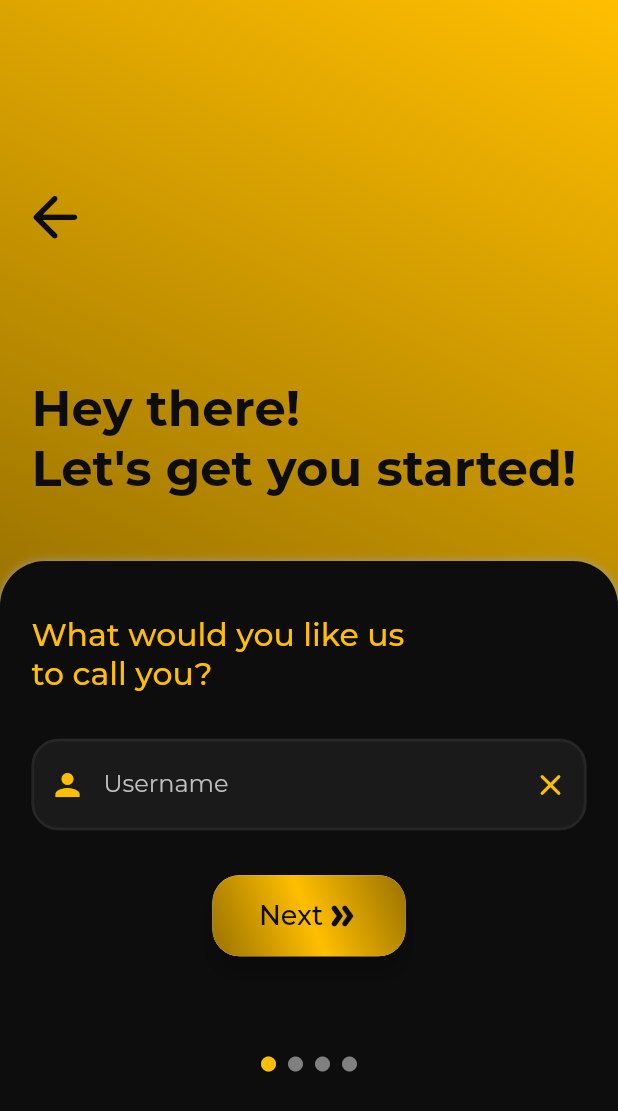
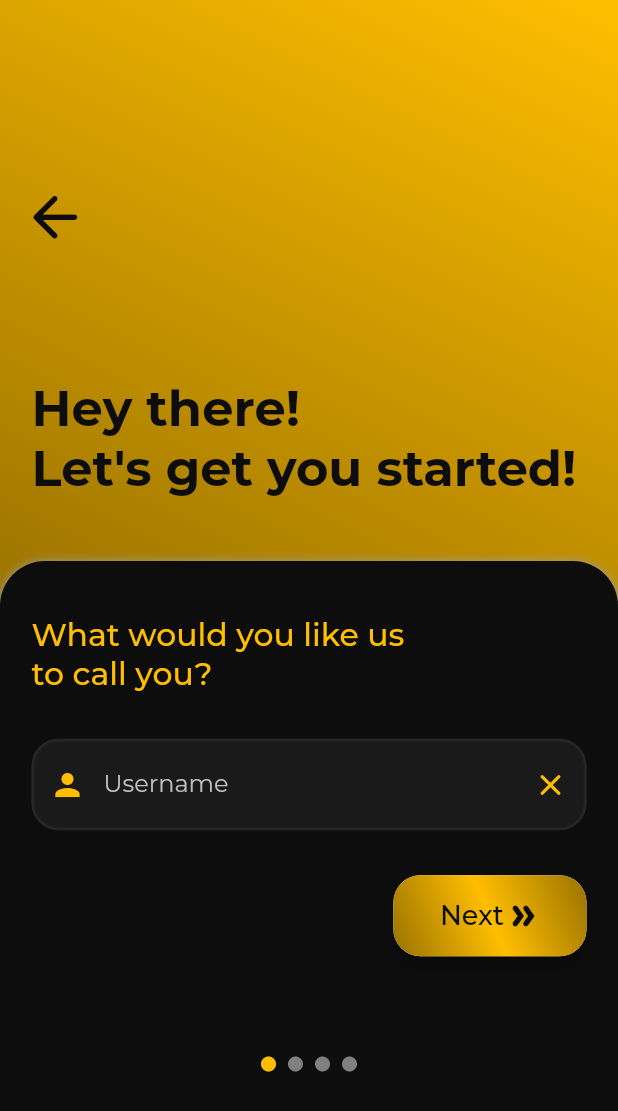
Before and after one commit to JerryHeHQ/Sertinary, a Flutter app: the RegisterUsernameScreen screen opened directly, on a phone screen of 412 x 824 dp. Shown: the top 1111 px of the screen. Run offline on Flutter 3.47's test engine with Material 2 defaults, Android fonts, the phone set to English and light mode, and no system bars; our stand-ins replace firebase_core, google_fonts; missing offline and left inert: cloud_firestore_web, dart:ffi, firebase_analytics_web, firebase_auth_web, firebase_core_web; accounts and stored records are empty.

Commit message:
fix: change button location • Changed RegisterUsernameScreen NextButton:    ◦ From: Middle    ◦ To: Right

```diff
--- a/lib/user_authentication/registration/register_username_screen.dart
+++ b/lib/user_authentication/registration/register_username_screen.dart
@@ -3,6 +3,7 @@
 import 'package:flutter/material.dart';
 import '../../constants/color_constants.dart';
 import "package:google_fonts/google_fonts.dart";
+
 import 'register_email_screen.dart';
 
 class RegisterUsernameScreen extends StatefulWidget {
@@ -145,7 +146,9 @@ class _RegisterUsernameScreenState extends State<RegisterUsernameScreen> {
     );
 
     //Next Button
-    final nextButton = Material(
+    final nextButton = Container(
+      alignment: Alignment.centerRight,
+      child: Material(
         elevation: 6,
         borderRadius: BorderRadius.circular(18),
         child: Container(
@@ -193,6 +196,7 @@ class _RegisterUsernameScreenState extends State<RegisterUsernameScreen> {
                 ),
                 const SizedBox(width: 15),
               ],
+            ),
           ),
         ),
       ),
```
Lines whose indentation alone changed are shown as unchanged.
